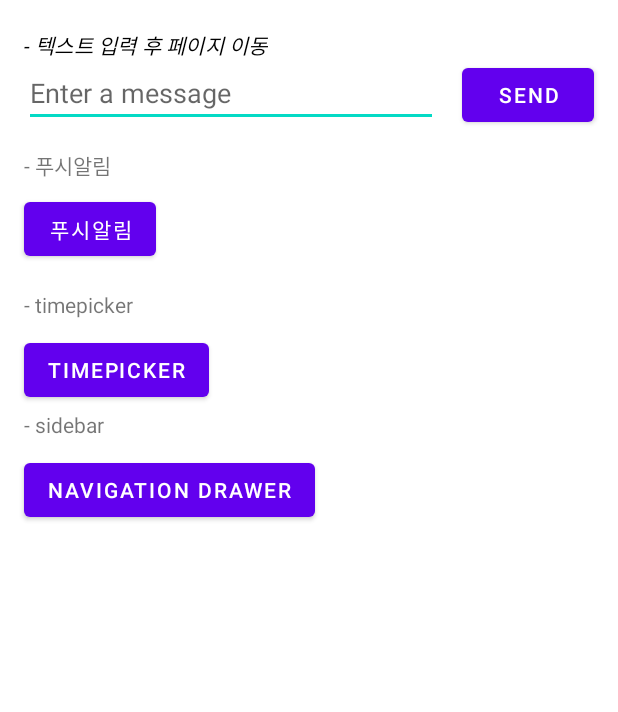
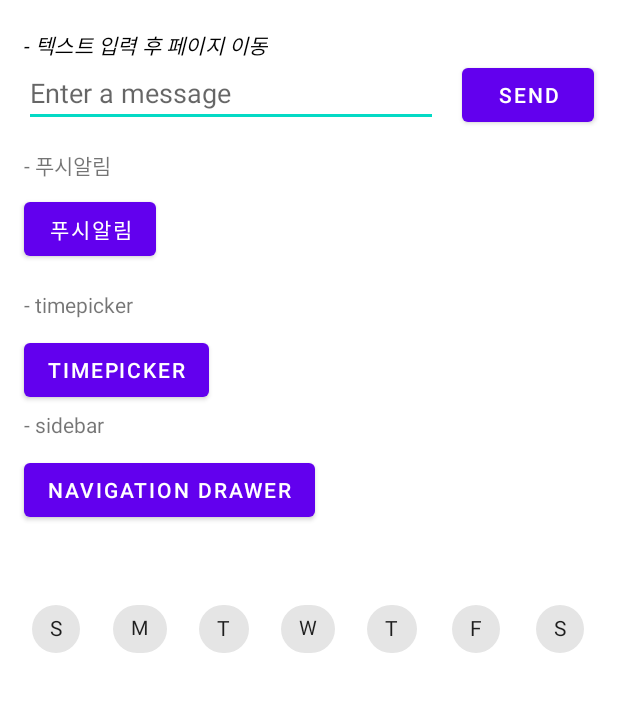
Before and after one commit to yuhyeminn/android-test, an Android app: the screen it shows after launch (MainActivity), on a phone screen of 412 x 824 dp, the part 229-941 px from its top. Run offline under Robolectric (Android 15) with nearby library versions, the phone set to English and light mode, and no system bars.

Commit message:
chips group

```diff
--- a/test_app/app/build.gradle
+++ b/test_app/app/build.gradle
@@ -37,6 +37,7 @@ dependencies {
     implementation 'androidx.navigation:navigation-ui:2.3.5'
     implementation 'androidx.lifecycle:lifecycle-livedata-ktx:2.2.0'
     implementation 'androidx.lifecycle:lifecycle-viewmodel-ktx:2.2.0'
+    implementation 'com.google.android.material:material:1.2.0-alpha06'
     testImplementation 'junit:junit:4.+'
     androidTestImplementation 'androidx.test.ext:junit:1.1.2'
     androidTestImplementation 'androidx.test.espresso:espresso-core:3.3.0'
--- a/test_app/app/src/main/AndroidManifest.xml
+++ b/test_app/app/src/main/AndroidManifest.xml
@@ -12,7 +12,7 @@
         <activity
             android:name=".MainActivity2"
             android:label="@string/title_activity_main2"
-            android:theme="@style/Theme.Test_app.NoActionBar"></activity>
+            android:theme="@style/Theme.Test_app.NoActionBar" />
         <activity android:name=".NotifyList" />
         <activity
             android:name=".NotificationDetail"
--- a/test_app/app/src/main/res/layout/activity_main.xml
+++ b/test_app/app/src/main/res/layout/activity_main.xml
@@ -4,7 +4,7 @@
     xmlns:tools="http://schemas.android.com/tools"
     android:layout_width="match_parent"
     android:layout_height="match_parent"
-    tools:context=".MainActivity" >
+    tools:context=".MainActivity">
 
     <TextView
         android:id="@+id/textView2"
@@ -129,4 +129,75 @@
         app:layout_constraintStart_toStartOf="parent"
         app:layout_constraintTop_toTopOf="@+id/textView6" />
 
+    <androidx.constraintlayout.widget.Guideline
+        android:id="@+id/guideline2"
+        android:layout_width="wrap_content"
+        android:layout_height="wrap_content"
+        android:orientation="horizontal"
+        app:layout_constraintGuide_begin="464dp" />
+
+    <com.google.android.material.chip.ChipGroup
+        android:id="@+id/chipGroup"
+        android:layout_width="wrap_content"
+        android:layout_height="wrap_content"
+        android:layout_marginTop="492dp"
+        app:layout_constraintEnd_toEndOf="parent"
+        app:layout_constraintHorizontal_bias="0.481"
+        app:layout_constraintStart_toStartOf="parent"
+        app:layout_constraintTop_toTopOf="parent">
+
+        <com.google.android.material.chip.Chip
+            android:id="@+id/chip_1"
+            style="@style/Widget.MaterialComponents.Chip.Choice"
+            android:layout_width="wrap_content"
+            android:layout_height="wrap_content"
+            android:text="S" />
+
+        <com.google.android.material.chip.Chip
+            android:id="@+id/chip_2"
+            style="@style/Widget.MaterialComponents.Chip.Choice"
+            android:layout_width="wrap_content"
+            android:layout_height="wrap_content"
+            android:text="M"
+            android:textSize="13sp" />
+
+        <com.google.android.material.chip.Chip
+            android:id="@+id/chip_3"
+            style="@style/Widget.MaterialComponents.Chip.Choice"
+            android:layout_width="wrap_content"
+            android:layout_height="wrap_content"
+            android:text="T" />
+
+        <com.google.android.material.chip.Chip
+            android:id="@+id/chip_4"
+            style="@style/Widget.MaterialComponents.Chip.Choice"
+            android:layout_width="wrap_content"
+            android:layout_height="wrap_content"
+            android:text="W"
+            android:textSize="13sp" />
+
+        <com.google.android.material.chip.Chip
+            android:id="@+id/chip_5"
+            style="@style/Widget.MaterialComponents.Chip.Choice"
+            android:layout_width="wrap_content"
+            android:layout_height="wrap_content"
+            android:text="T" />
+
+        <com.google.android.material.chip.Chip
+            android:id="@+id/chip_6"
+            style="@style/Widget.MaterialComponents.Chip.Choice"
+            android:layout_width="wrap_content"
+            android:layout_height="wrap_content"
+            android:text="F" />
+
+        <com.google.android.material.chip.Chip
+            android:id="@+id/chip_7"
+            style="@style/Widget.MaterialComponents.Chip.Choice"
+            android:layout_width="wrap_content"
+            android:layout_height="wrap_content"
+            android:text="S" />
+
+    </com.google.android.material.chip.ChipGroup>
+
+
 </androidx.constraintlayout.widget.ConstraintLayout>
```
